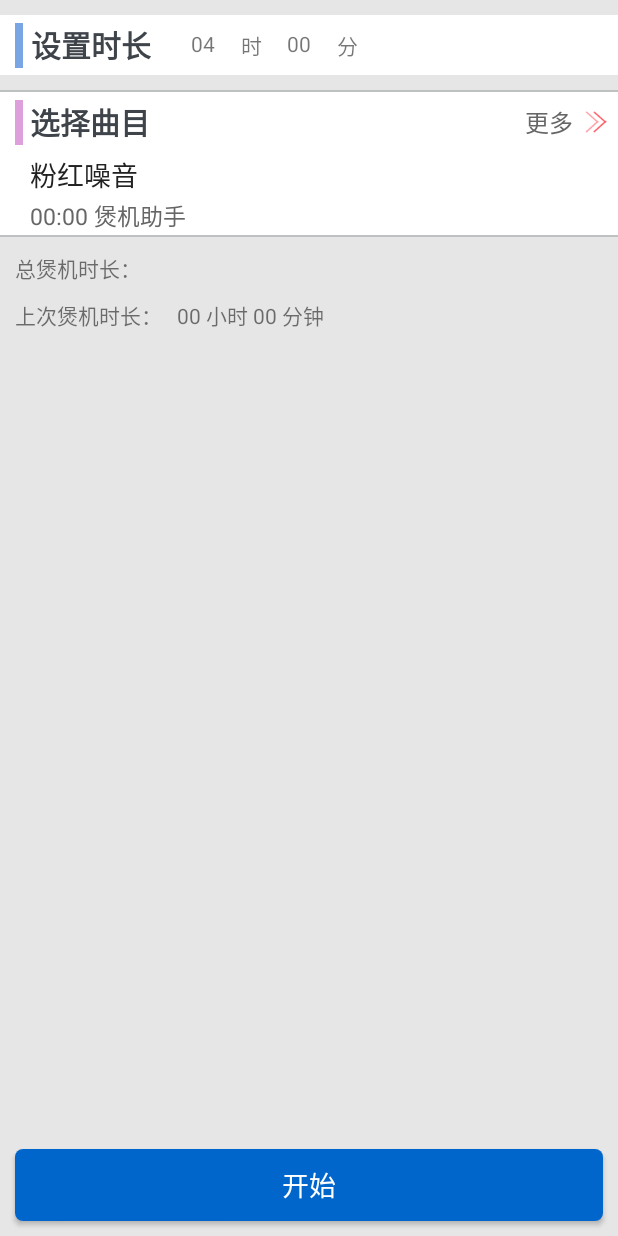
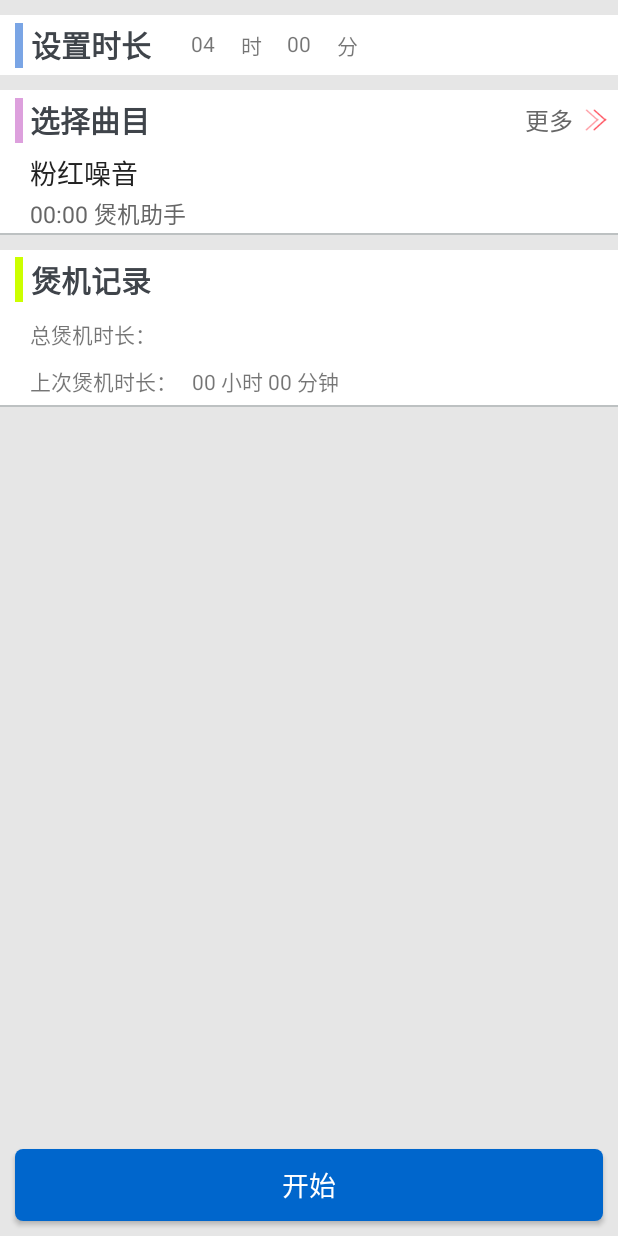
Before and after one commit to rabbitjason/BurninAssistant, an Android app: the screen it shows after launch (MainActivity), on a phone screen of 412 x 824 dp. Run offline under Robolectric (Android 15) with nearby library versions, the phone set to English and light mode, and no system bars; pictures from the network do not load; 1 statement that could not run was skipped.

Commit message:
add function

```diff
--- a/app/src/main/res/layout/activity_main.xml
+++ b/app/src/main/res/layout/activity_main.xml
@@ -120,10 +120,6 @@
             android:layout_marginTop="10dp"
             android:background="@color/white"
             android:orientation="vertical">
-            <View
-                android:layout_width="match_parent"
-                android:layout_height="1dp"
-                android:background="@color/dividerLine"/>
             <RelativeLayout
                 android:layout_width="match_parent"
                 android:layout_height="40dp">
@@ -196,33 +192,61 @@
         <LinearLayout
             android:layout_width="match_parent"
             android:layout_height="wrap_content"
+            android:orientation="vertical"
+            android:layout_marginTop="10dp"
+            android:background="@color/white">
+            <LinearLayout
+                android:layout_width="match_parent"
+                android:layout_height="40dp"
                 android:orientation="horizontal"
-            android:layout_marginTop="10dp">
+                android:gravity="center_vertical">
+                <View
+                    android:layout_width="5dp"
+                    android:layout_height="30dp"
+                    android:layout_marginLeft="10dp"
+                    android:background="#ccff00"/>
                 <TextView
                     android:layout_width="wrap_content"
                     android:layout_height="wrap_content"
-                android:layout_marginLeft="10dp"
-                android:text="总煲机时长："/>
+                    android:layout_marginLeft="5dp"
+                    android:textSize="20sp"
+                    android:textColor="@color/textColor"
+                    android:textStyle="bold"
+                    android:text="煲机记录"/>
+            </LinearLayout>
 
+            <LinearLayout
+                android:layout_width="match_parent"
+                android:layout_height="wrap_content"
+                android:layout_marginTop="5dp"
+                android:orientation="horizontal">
+                <TextView
+                    android:layout_width="wrap_content"
+                    android:layout_height="wrap_content"
+                    android:layout_marginLeft="20dp"
+                    android:text="总煲机时长："
+                    android:id="@+id/textView" />
                 <TextView
                     android:id="@+id/tvTotalTime"
                     android:layout_width="wrap_content"
                     android:layout_height="wrap_content"
                     android:layout_marginLeft="10dp"
                     android:text=""/>
-
             </LinearLayout>
 
             <LinearLayout
                 android:layout_width="match_parent"
                 android:layout_height="wrap_content"
                 android:orientation="horizontal"
-            android:layout_marginTop="10dp">
+                android:layout_marginTop="10dp"
+                android:layout_marginBottom="5dp">
+
                 <TextView
                     android:layout_width="wrap_content"
                     android:layout_height="wrap_content"
-                android:layout_marginLeft="10dp"
-                android:text="上次煲机时长："/>
+                    android:layout_marginLeft="20dp"
+                    android:text="上次煲机时长："
+                    android:id="@+id/textView2" />
 
                 <TextView
                     android:id="@+id/tvLastTime"
@@ -232,6 +256,15 @@
                     android:text=""/>
 
             </LinearLayout>
+
+            <View
+                android:layout_width="match_parent"
+                android:layout_height="1dp"
+                android:background="@color/dividerLine"/>
+
+        </LinearLayout>
+
+
 
     </LinearLayout>
 
```
Lines whose indentation alone changed are shown as unchanged.
